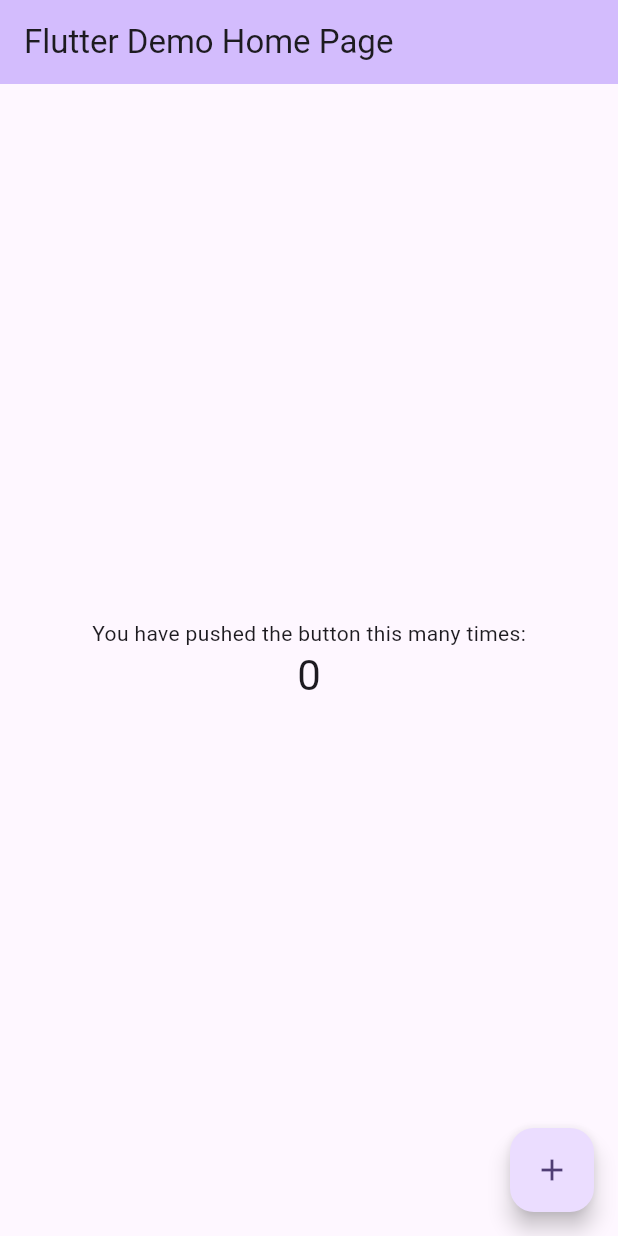
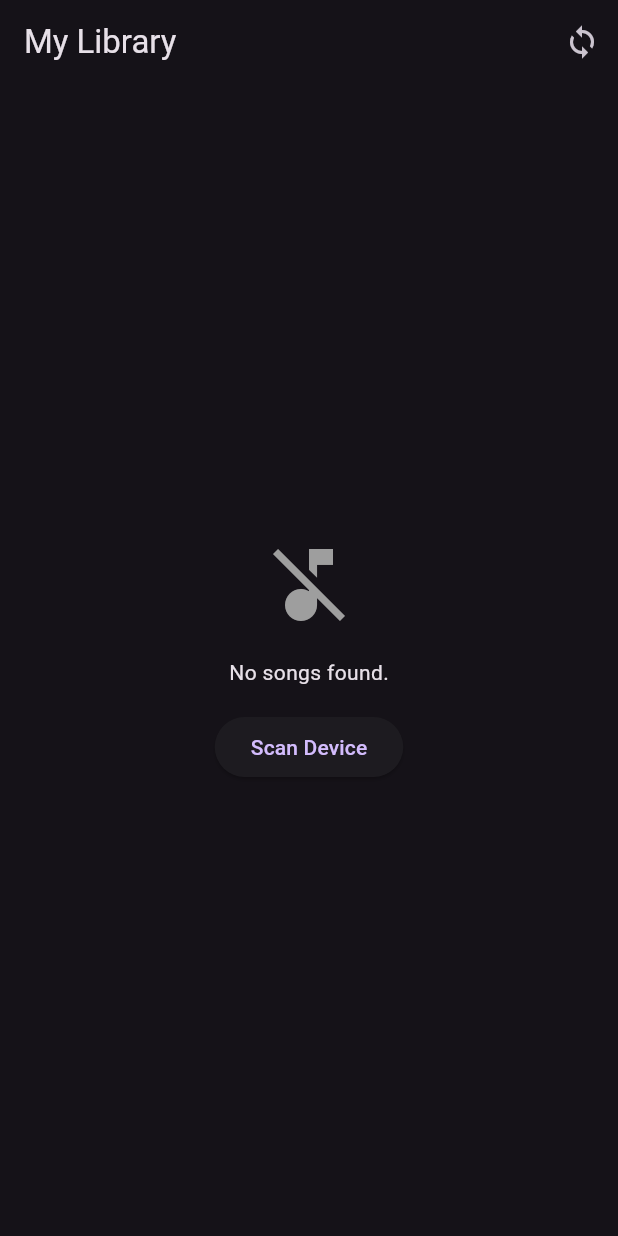
Before and after one commit to hamas/MPlayer, a Flutter app: the screen it shows after launch, on a phone screen of 412 x 824 dp. Run offline on Flutter 3.47's test engine with Material 3 defaults, Android fonts, the phone set to English and light mode, and no system bars; our stand-ins replace drift, flutter_riverpod, freezed_annotation, permission_handler, riverpod_annotation; missing offline and left inert: id3; accounts and stored records are empty; generated files the repository leaves out were written again.

```diff
--- a/analysis_options.yaml
+++ b/analysis_options.yaml
@@ -12,7 +12,6 @@ analyzer:
 linter:
   rules:
     - always_declare_return_types
-    - always_require_non_null_named_parameters
     - annotate_overrides
     - avoid_print
     - avoid_unnecessary_containers
--- a/lib/main.dart
+++ b/lib/main.dart
@@ -1,122 +1,101 @@
 import 'package:flutter/material.dart';
+import 'package:flutter_riverpod/flutter_riverpod.dart';
+import 'package:mplayer/features/audio/logic/audio_providers.dart';
 
 void main() {
-  runApp(const MyApp());
+  runApp(const ProviderScope(child: MPlayerApp()));
 }
 
-class MyApp extends StatelessWidget {
-  const MyApp({super.key});
+class MPlayerApp extends StatelessWidget {
+  const MPlayerApp({super.key});
 
-  // This widget is the root of your application.
   @override
   Widget build(BuildContext context) {
     return MaterialApp(
-      title: 'Flutter Demo',
+      title: 'MPlayer',
       theme: ThemeData(
-        // This is the theme of your application.
-        //
-        // TRY THIS: Try running your application with "flutter run". You'll see
-        // the application has a purple toolbar. Then, without quitting the app,
-        // try changing the seedColor in the colorScheme below to Colors.green
-        // and then invoke "hot reload" (save your changes or press the "hot
-        // reload" button in a Flutter-supported IDE, or press "r" if you used
-        // the command line to start the app).
-        //
-        // Notice that the counter didn't reset back to zero; the application
-        // state is not lost during the reload. To reset the state, use hot
-        // restart instead.
-        //
-        // This works for code too, not just values: Most code changes can be
-        // tested with just a hot reload.
-        colorScheme: .fromSeed(seedColor: Colors.deepPurple),
+        useMaterial3: true,
+        colorScheme: ColorScheme.fromSeed(
+          seedColor: Colors.deepPurple,
+          brightness: Brightness.dark,
+        ),
       ),
-      home: const MyHomePage(title: 'Flutter Demo Home Page'),
+      home: const LibraryScreen(),
     );
   }
 }
 
-class MyHomePage extends StatefulWidget {
-  const MyHomePage({super.key, required this.title});
-
-  // This widget is the home page of your application. It is stateful, meaning
-  // that it has a State object (defined below) that contains fields that affect
-  // how it looks.
-
-  // This class is the configuration for the state. It holds the values (in this
-  // case the title) provided by the parent (in this case the App widget) and
-  // used by the build method of the State. Fields in a Widget subclass are
-  // always marked "final".
-
-  final String title;
+class LibraryScreen extends ConsumerWidget {
+  const LibraryScreen({super.key});
 
   @override
-  State<MyHomePage> createState() => _MyHomePageState();
-}
+  Widget build(BuildContext context, WidgetRef ref) {
+    final songsAsync = ref.watch(allSongsProvider);
 
-class _MyHomePageState extends State<MyHomePage> {
-  int _counter = 0;
-
-  void _incrementCounter() {
-    setState(() {
-      // This call to setState tells the Flutter framework that something has
-      // changed in this State, which causes it to rerun the build method below
-      // so that the display can reflect the updated values. If we changed
-      // _counter without calling setState(), then the build method would not be
-      // called again, and so nothing would appear to happen.
-      _counter++;
-    });
-  }
-
-  @override
-  Widget build(BuildContext context) {
-    // This method is rerun every time setState is called, for instance as done
-    // by the _incrementCounter method above.
-    //
-    // The Flutter framework has been optimized to make rerunning build methods
-    // fast, so that you can just rebuild anything that needs updating rather
-    // than having to individually change instances of widgets.
     return Scaffold(
       appBar: AppBar(
-        // TRY THIS: Try changing the color here to a specific color (to
-        // Colors.amber, perhaps?) and trigger a hot reload to see the AppBar
-        // change color while the other colors stay the same.
-        backgroundColor: Theme.of(context).colorScheme.inversePrimary,
-        // Here we take the value from the MyHomePage object that was created by
-        // the App.build method, and use it to set our appbar title.
-        title: Text(widget.title),
+        title: const Text('My Library'),
+        actions: [
+          IconButton(
+            icon: const Icon(Icons.sync),
+            onPressed: () {
+              ref.read(songRepositoryProvider).scanAndSync();
+            },
+            tooltip: 'Scan Songs',
+          ),
+        ],
       ),
-      body: Center(
-        // Center is a layout widget. It takes a single child and positions it
-        // in the middle of the parent.
-        child: Column(
-          // Column is also a layout widget. It takes a list of children and
-          // arranges them vertically. By default, it sizes itself to fit its
-          // children horizontally, and tries to be as tall as its parent.
-          //
-          // Column has various properties to control how it sizes itself and
-          // how it positions its children. Here we use mainAxisAlignment to
-          // center the children vertically; the main axis here is the vertical
-          // axis because Columns are vertical (the cross axis would be
-          // horizontal).
-          //
-          // TRY THIS: Invoke "debug painting" (choose the "Toggle Debug Paint"
-          // action in the IDE, or press "p" in the console), to see the
-          // wireframe for each widget.
-          mainAxisAlignment: .center,
-          children: [
-            const Text('You have pushed the button this many times:'),
-            Text(
-              '$_counter',
-              style: Theme.of(context).textTheme.headlineMedium,
-            ),
-          ],
-        ),
-      ),
-      floatingActionButton: FloatingActionButton(
-        onPressed: _incrementCounter,
-        tooltip: 'Increment',
-        child: const Icon(Icons.add),
+      body: songsAsync.when(
+        data: (songs) {
+          if (songs.isEmpty) {
+            return Center(
+              child: Column(
+                mainAxisSize: MainAxisSize.min,
+                children: [
+                  const Icon(Icons.music_off, size: 64, color: Colors.grey),
+                  const SizedBox(height: 16),
+                  const Text('No songs found.'),
+                  const SizedBox(height: 16),
+                  ElevatedButton(
+                    onPressed: () =>
+                        ref.read(songRepositoryProvider).scanAndSync(),
+                    child: const Text('Scan Device'),
+                  ),
+                ],
+              ),
+            );
+          }
+          return ListView.builder(
+            itemCount: songs.length,
+            itemBuilder: (context, index) {
+              final song = songs[index];
+              return ListTile(
+                leading: const Icon(Icons.music_note),
+                title: Text(song.title, maxLines: 1),
+                subtitle: Text(song.artist, maxLines: 1),
+                trailing: Text(_formatDuration(song.duration)),
+                onTap: () {
+                  // TODO: Play song
+                  ScaffoldMessenger.of(context).showSnackBar(
+                    SnackBar(
+                      content: Text('Playing ${song.title} (Simulated)'),
+                    ),
+                  );
+                },
+              );
+            },
+          );
+        },
+        loading: () => const Center(child: CircularProgressIndicator()),
+        error: (err, stack) => Center(child: Text('Error: $err')),
       ),
     );
   }
+
+  String _formatDuration(int ms) {
+    final duration = Duration(milliseconds: ms);
+    final minutes = duration.inMinutes;
+    final seconds = duration.inSeconds % 60;
+    return '$minutes:${seconds.toString().padLeft(2, '0')}';
+  }
 }
```
Also changed, not shown: lib/features/audio/logic/audio_providers.dart (added, +23 -0 lines), lib/features/audio/logic/song_repository.dart (added, +138 -0 lines), 2 other files.
